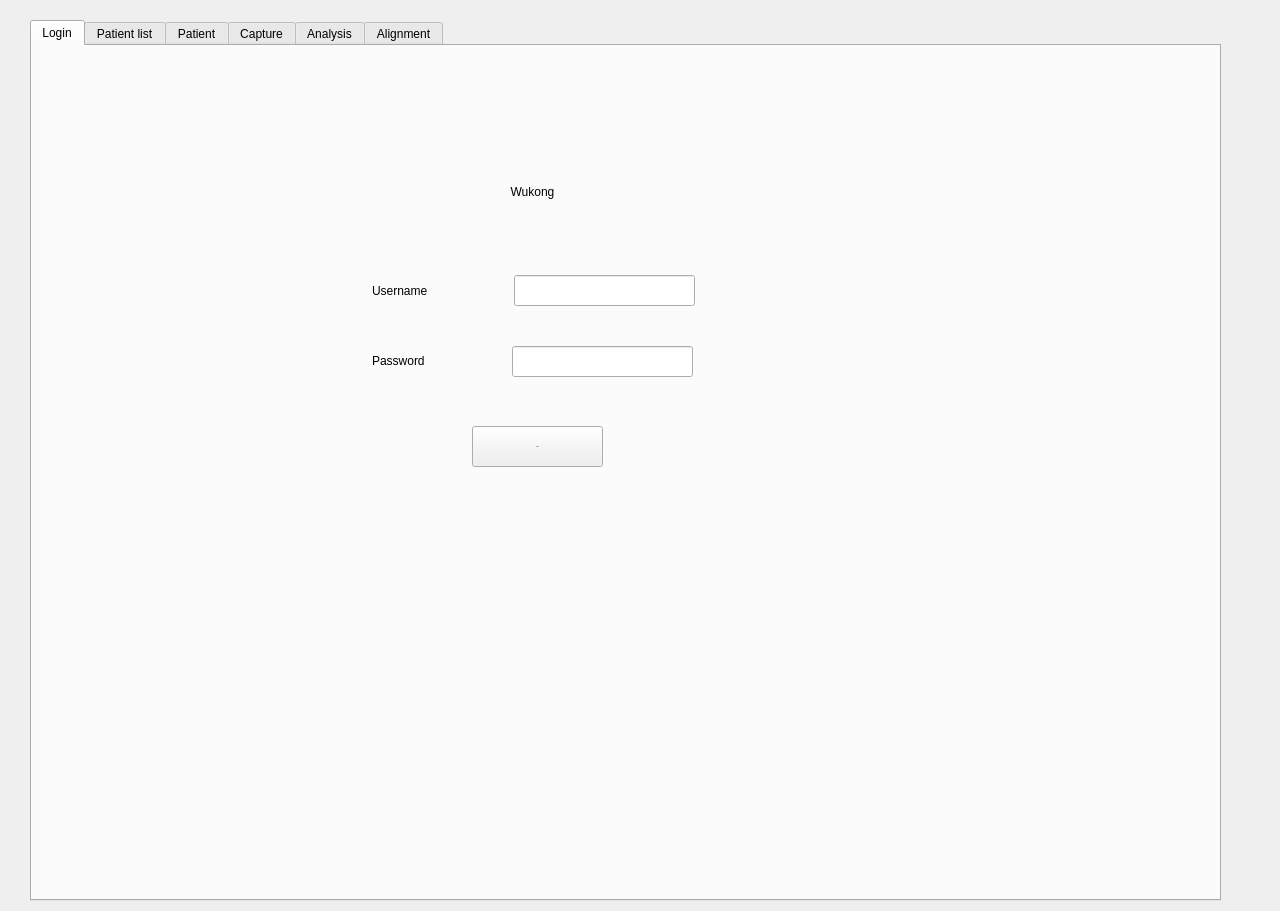
First picture: the form in DesktopApp/desktopapp.ui, repository michaelfong2017/landmark-annotator-desktop, before the edit.
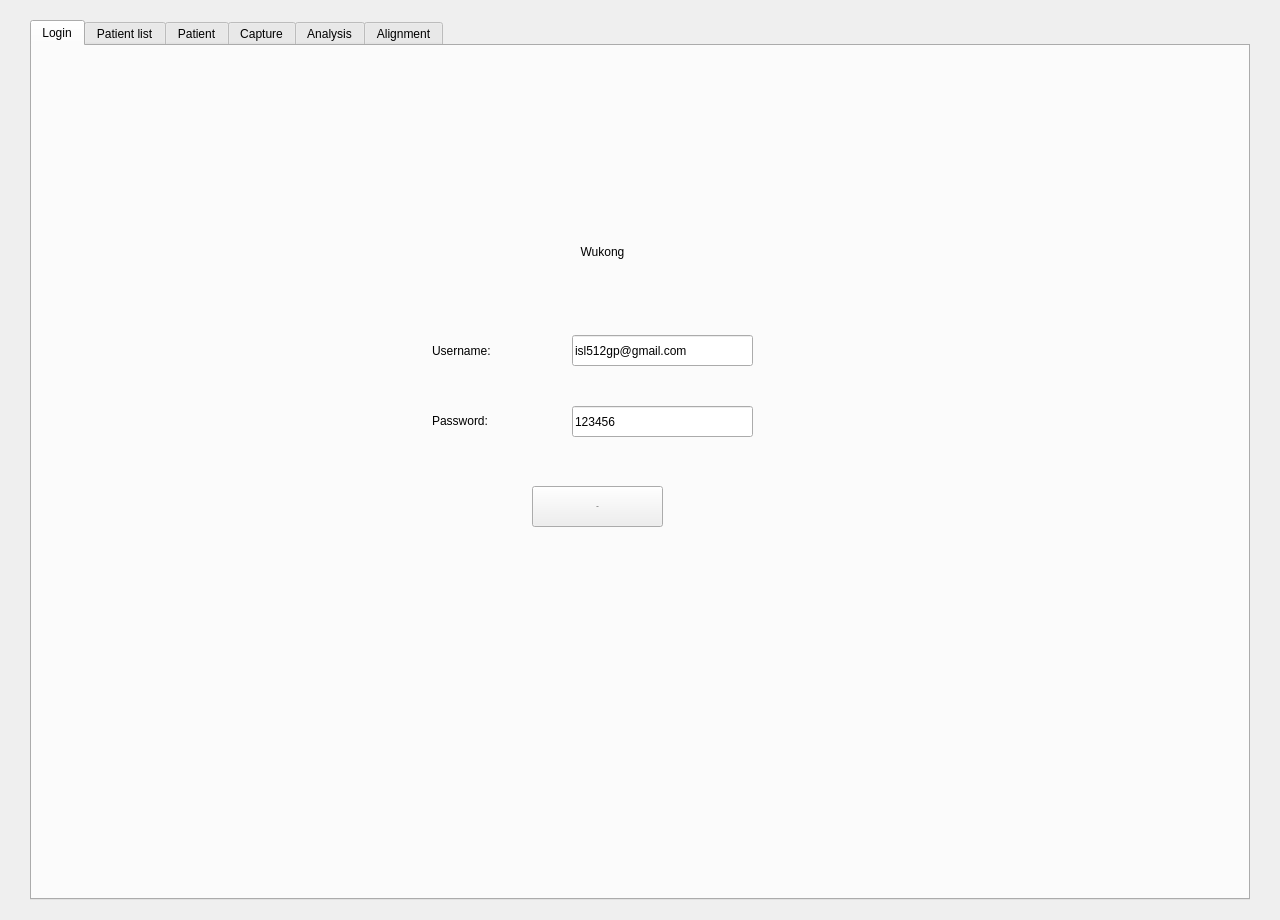
Second picture: the form after the edit.

Commit message: Fixed slight UI issues & Implemented Login logic & Fixed window size

```diff
--- a/DesktopApp/desktopapp.ui
+++ b/DesktopApp/desktopapp.ui
@@ -7,7 +7,7 @@
     <x>0</x>
     <y>0</y>
     <width>1280</width>
-    <height>911</height>
+    <height>920</height>
    </rect>
   </property>
   <property name="minimumSize">
@@ -24,8 +24,8 @@
     <rect>
      <x>30</x>
      <y>20</y>
-     <width>1191</width>
-     <height>881</height>
+     <width>1220</width>
+     <height>880</height>
     </rect>
    </property>
    <property name="sizePolicy">
@@ -47,8 +47,8 @@
     <widget class="QLabel" name="usernameLabel">
      <property name="geometry">
       <rect>
-       <x>340</x>
-       <y>229</y>
+       <x>400</x>
+       <y>289</y>
        <width>141</width>
        <height>31</height>
       </rect>
@@ -57,14 +57,14 @@
       <string notr="true">font: 20px &quot;MS Shell Dlg 2&quot;;</string>
      </property>
      <property name="text">
-      <string>Username</string>
+      <string>Username: </string>
      </property>
     </widget>
     <widget class="QLabel" name="passwordLabel">
      <property name="geometry">
       <rect>
-       <x>340</x>
-       <y>299</y>
+       <x>400</x>
+       <y>359</y>
        <width>141</width>
        <height>31</height>
       </rect>
@@ -73,14 +73,14 @@
       <string notr="true">font: 20px &quot;MS Shell Dlg 2&quot;;</string>
      </property>
      <property name="text">
-      <string>Password</string>
+      <string>Password: </string>
      </property>
     </widget>
     <widget class="QPushButton" name="loginButton">
      <property name="geometry">
       <rect>
-       <x>440</x>
-       <y>380</y>
+       <x>500</x>
+       <y>440</y>
        <width>131</width>
        <height>41</height>
       </rect>
@@ -106,28 +106,34 @@
     <widget class="QLineEdit" name="usernameLineEdit">
      <property name="geometry">
       <rect>
-       <x>482</x>
-       <y>229</y>
+       <x>540</x>
+       <y>289</y>
        <width>181</width>
        <height>31</height>
       </rect>
      </property>
+     <property name="text">
+      <string>isl512gp@gmail.com</string>
+     </property>
     </widget>
     <widget class="QLineEdit" name="passwordLineEdit">
      <property name="geometry">
       <rect>
-       <x>480</x>
-       <y>300</y>
+       <x>540</x>
+       <y>360</y>
        <width>181</width>
        <height>31</height>
       </rect>
      </property>
+     <property name="text">
+      <string>123456</string>
+     </property>
     </widget>
     <widget class="QLabel" name="titleLabel">
      <property name="geometry">
       <rect>
-       <x>340</x>
-       <y>90</y>
+       <x>410</x>
+       <y>150</y>
        <width>321</width>
        <height>111</height>
       </rect>
```
Left out of the diff: 6 changed lines with no effect on the pictures. The commit also changes 6 other files.
